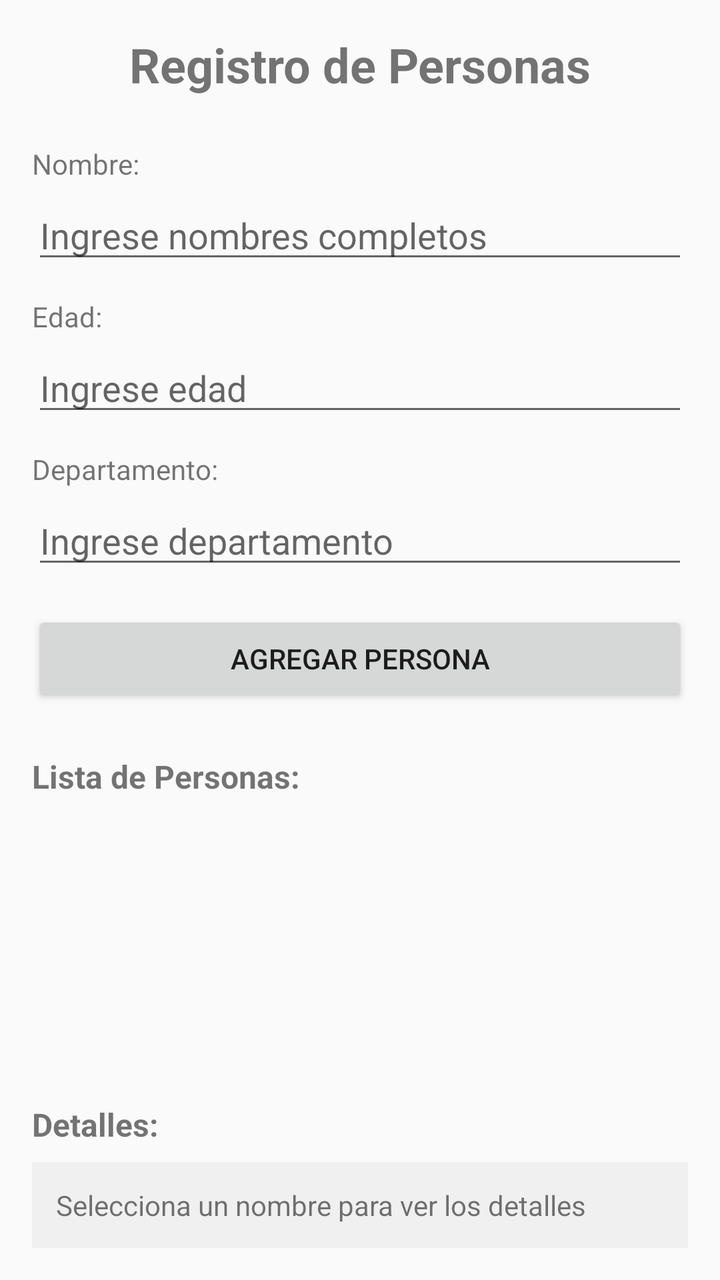
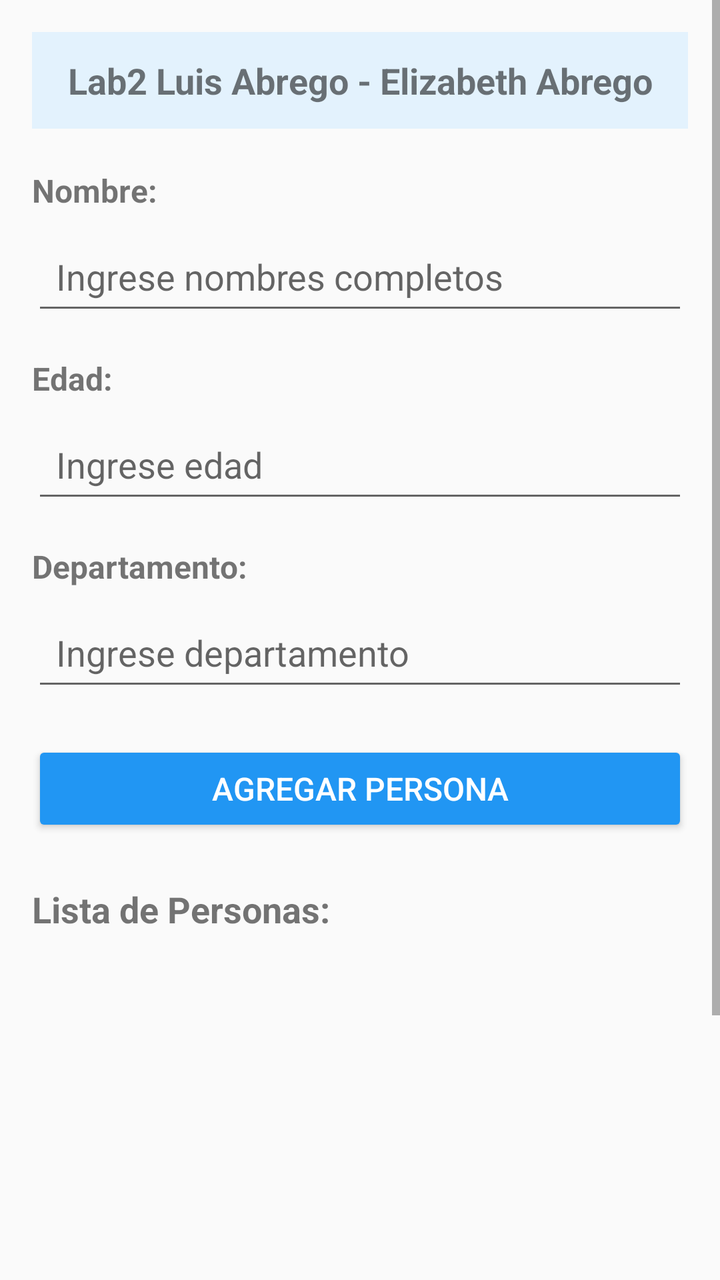

Screens rendered from an Android XML layout before and after an edit, with the pre-edit source and the edit as a unified diff.
<!-- AndroidManifest.xml: application theme Theme.AppCompat.Light.DarkActionBar -->
<!-- res/layout/activity_main.xml -->
<?xml version="1.0" encoding="utf-8"?>
<LinearLayout xmlns:android="http://schemas.android.com/apk/res/android"
    android:layout_width="match_parent"
    android:layout_height="match_parent"
    android:orientation="vertical"
    android:padding="16dp">

    <TextView
        android:layout_width="match_parent"
        android:layout_height="wrap_content"
        android:text="Registro de Personas"
        android:textSize="24sp"
        android:textStyle="bold"
        android:gravity="center"
        android:layout_marginBottom="24dp"/>

    
    <TextView
        android:layout_width="match_parent"
        android:layout_height="wrap_content"
        android:text="Nombre:"
        android:textSize="14sp"
        android:layout_marginBottom="4dp"/>

    <EditText
        android:id="@+id/etNombre"
        android:layout_width="match_parent"
        android:layout_height="wrap_content"
        android:hint="Ingrese nombres completos"
        android:inputType="textPersonName"
        android:layout_marginBottom="12dp"/>

    
    <TextView
        android:layout_width="match_parent"
        android:layout_height="wrap_content"
        android:text="Edad:"
        android:textSize="14sp"
        android:layout_marginBottom="4dp"/>

    <EditText
        android:id="@+id/etEdad"
        android:layout_width="match_parent"
        android:layout_height="wrap_content"
        android:hint="Ingrese edad"
        android:inputType="number"
        android:layout_marginBottom="12dp"/>

    
    <TextView
        android:layout_width="match_parent"
        android:layout_height="wrap_content"
        android:text="Departamento:"
        android:textSize="14sp"
        android:layout_marginBottom="4dp"/>

    <EditText
        android:id="@+id/etDepartamento"
        android:layout_width="match_parent"
        android:layout_height="wrap_content"
        android:hint="Ingrese departamento"
        android:inputType="text"
        android:layout_marginBottom="16dp"/>

    
    <Button
        android:id="@+id/btnAgregar"
        android:layout_width="match_parent"
        android:layout_height="wrap_content"
        android:text="AGREGAR PERSONA"
        android:layout_marginBottom="24dp"/>

    
    <TextView
        android:layout_width="match_parent"
        android:layout_height="wrap_content"
        android:text="Lista de Personas:"
        android:textSize="16sp"
        android:textStyle="bold"
        android:layout_marginBottom="8dp"/>

    
    <ListView
        android:id="@+id/listViewPersonas"
        android:layout_width="match_parent"
        android:layout_height="0dp"
        android:layout_weight="1"
        android:layout_marginBottom="16dp"/>

    
    <TextView
        android:layout_width="match_parent"
        android:layout_height="wrap_content"
        android:text="Detalles:"
        android:textSize="16sp"
        android:textStyle="bold"
        android:layout_marginBottom="8dp"/>

    
    <TextView
        android:id="@+id/tvDetalles"
        android:layout_width="match_parent"
        android:layout_height="wrap_content"
        android:padding="12dp"
        android:background="#f0f0f0"
        android:text="Selecciona un nombre para ver los detalles"
        android:textSize="14sp"/>

</LinearLayout>
<!-- resources referenced by this layout -->
<resources>

</resources>

<!-- the commit's change to res/layout/activity_main.xml (unified diff, before → after) -->
@@ -1,109 +1,138 @@
 <?xml version="1.0" encoding="utf-8"?>
-<LinearLayout xmlns:android="http://schemas.android.com/apk/res/android"
+<androidx.constraintlayout.widget.ConstraintLayout xmlns:android="http://schemas.android.com/apk/res/android"
+    xmlns:app="http://schemas.android.com/apk/res-auto"
+    xmlns:tools="http://schemas.android.com/tools"
     android:layout_width="match_parent"
     android:layout_height="match_parent"
-    android:orientation="vertical"
-    android:padding="16dp">
+    tools:context=".MainActivity">
 
-    <TextView
+    <ScrollView
         android:layout_width="match_parent"
-        android:layout_height="wrap_content"
-        android:text="Registro de Personas"
-        android:textSize="24sp"
-        android:textStyle="bold"
-        android:gravity="center"
-        android:layout_marginBottom="24dp"/>
+        android:layout_height="match_parent"
+        android:fillViewport="true">
 
-    
-    <TextView
-        android:layout_width="match_parent"
-        android:layout_height="wrap_content"
-        android:text="Nombre:"
-        android:textSize="14sp"
-        android:layout_marginBottom="4dp"/>
+        <LinearLayout
+            android:layout_width="match_parent"
+            android:layout_height="wrap_content"
+            android:orientation="vertical"
+            android:padding="16dp">
 
-    <EditText
-        android:id="@+id/etNombre"
-        android:layout_width="match_parent"
-        android:layout_height="wrap_content"
-        android:hint="Ingrese nombres completos"
-        android:inputType="textPersonName"
-        android:layout_marginBottom="12dp"/>
+            
+            <TextView
+                android:layout_width="match_parent"
+                android:layout_height="wrap_content"
+                android:text="Lab2 Luis Abrego - Elizabeth Abrego"
+                android:textSize="18sp"
+                android:textStyle="bold"
+                android:gravity="center"
+                android:padding="12dp"
+                android:background="#E3F2FD"
+                android:layout_marginBottom="20dp"/>
 
-    
-    <TextView
-        android:layout_width="match_parent"
-        android:layout_height="wrap_content"
-        android:text="Edad:"
-        android:textSize="14sp"
-        android:layout_marginBottom="4dp"/>
+            
+            <TextView
+                android:layout_width="match_parent"
+                android:layout_height="wrap_content"
+                android:text="Nombre:"
+                android:textSize="16sp"
+                android:textStyle="bold"
+                android:layout_marginBottom="8dp"/>
 
-    <EditText
-        android:id="@+id/etEdad"
-        android:layout_width="match_parent"
-        android:layout_height="wrap_content"
-        android:hint="Ingrese edad"
-        android:inputType="number"
-        android:layout_marginBottom="12dp"/>
+            <EditText
+                android:id="@+id/etNombre"
+                android:layout_width="match_parent"
+                android:layout_height="wrap_content"
+                android:hint="Ingrese nombres completos"
+                android:inputType="textPersonName"
+                android:padding="12dp"
+                android:layout_marginBottom="16dp"/>
 
-    
-    <TextView
-        android:layout_width="match_parent"
-        android:layout_height="wrap_content"
-        android:text="Departamento:"
-        android:textSize="14sp"
-        android:layout_marginBottom="4dp"/>
+            
+            <TextView
+                android:layout_width="match_parent"
+                android:layout_height="wrap_content"
+                android:text="Edad:"
+                android:textSize="16sp"
+                android:textStyle="bold"
+                android:layout_marginBottom="8dp"/>
 
-    <EditText
-        android:id="@+id/etDepartamento"
-        android:layout_width="match_parent"
-        android:layout_height="wrap_content"
-        android:hint="Ingrese departamento"
-        android:inputType="text"
-        android:layout_marginBottom="16dp"/>
+            <EditText
+                android:id="@+id/etEdad"
+                android:layout_width="match_parent"
+                android:layout_height="wrap_content"
+                android:hint="Ingrese edad"
+                android:inputType="number"
+                android:padding="12dp"
+                android:layout_marginBottom="16dp"/>
 
-    
-    <Button
-        android:id="@+id/btnAgregar"
-        android:layout_width="match_parent"
-        android:layout_height="wrap_content"
-        android:text="AGREGAR PERSONA"
-        android:layout_marginBottom="24dp"/>
+            
+            <TextView
+                android:layout_width="match_parent"
+                android:layout_height="wrap_content"
+                android:text="Departamento:"
+                android:textSize="16sp"
+                android:textStyle="bold"
+                android:layout_marginBottom="8dp"/>
 
-    
-    <TextView
-        android:layout_width="match_parent"
-        android:layout_height="wrap_content"
-        android:text="Lista de Personas:"
-        android:textSize="16sp"
-        android:textStyle="bold"
-        android:layout_marginBottom="8dp"/>
+            <EditText
+                android:id="@+id/etDepartamento"
+                android:layout_width="match_parent"
+                android:layout_height="wrap_content"
+                android:hint="Ingrese departamento"
+                android:inputType="text"
+                android:padding="12dp"
+                android:layout_marginBottom="20dp"/>
 
-    
-    <ListView
-        android:id="@+id/listViewPersonas"
-        android:layout_width="match_parent"
-        android:layout_height="0dp"
-        android:layout_weight="1"
-        android:layout_marginBottom="16dp"/>
+            
+            <Button
+                android:id="@+id/btnAgregar"
+                android:layout_width="match_parent"
+                android:layout_height="wrap_content"
+                android:text="AGREGAR PERSONA"
+                android:backgroundTint="#2196F3"
+                android:textColor="@android:color/white"
+                android:textSize="16sp"
+                android:padding="12dp"
+                android:layout_marginBottom="24dp"/>
 
-    
-    <TextView
-        android:layout_width="match_parent"
-        android:layout_height="wrap_content"
-        android:text="Detalles:"
-        android:textSize="16sp"
-        android:textStyle="bold"
-        android:layout_marginBottom="8dp"/>
+            
+            <TextView
+                android:layout_width="match_parent"
+                android:layout_height="wrap_content"
+                android:text="Lista de Personas:"
+                android:textSize="18sp"
+                android:textStyle="bold"
+                android:layout_marginBottom="12dp"/>
 
-    
-    <TextView
-        android:id="@+id/tvDetalles"
-        android:layout_width="match_parent"
-        android:layout_height="wrap_content"
-        android:padding="12dp"
-        android:background="#f0f0f0"
-        android:text="Selecciona un nombre para ver los detalles"
-        android:textSize="14sp"/>
+            
 
-</LinearLayout>
+            
+            <ListView
+                android:id="@+id/listViewPersonas"
+                android:layout_width="match_parent"
+                android:layout_height="180dp"
+                android:layout_marginBottom="20dp" />
+
+            <TextView
+                android:layout_width="match_parent"
+                android:layout_height="wrap_content"
+                android:text="Detalles:"
+                android:textSize="18sp"
+                android:textStyle="bold"
+                android:layout_marginBottom="8dp"/>
+
+            
+            <TextView
+                android:id="@+id/tvDetalles"
+                android:layout_width="match_parent"
+                android:layout_height="wrap_content"
+                android:padding="16dp"
+                android:background="#F5F5F5"
+                android:text="Selecciona un nombre para ver los detalles"
+                android:textSize="14sp"
+                android:minHeight="80dp"/>
+
+        </LinearLayout>
+    </ScrollView>
+
+</androidx.constraintlayout.widget.ConstraintLayout>
